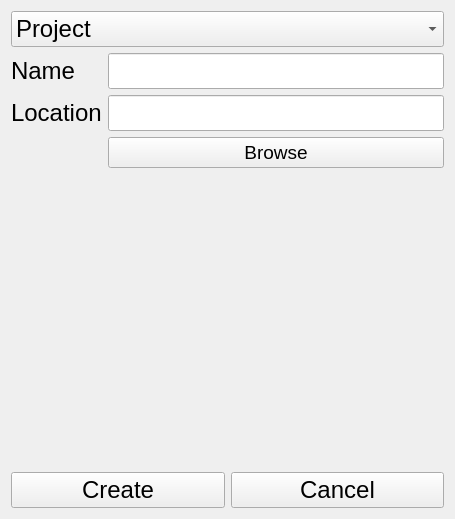
Before: the Qt Designer form Inc/NewDialog.ui in FRC-836/QCP_File_Creator, drawn with Qt 5.
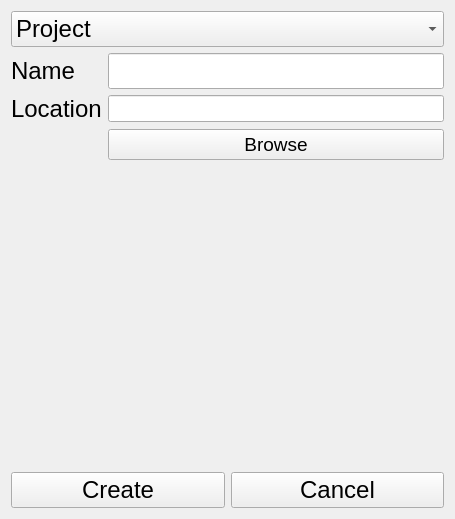
After: the same form once the commit is applied.

Commit message: changed line edit size for location in NewDialog NewDialog now checks file path correctness working on file path normalization and signal emission

Diff of the .ui file:
```diff
--- a/Inc/NewDialog.ui
+++ b/Inc/NewDialog.ui
@@ -79,7 +79,7 @@
       <widget class="QLineEdit" name="lneLocation">
        <property name="font">
         <font>
-         <pointsize>18</pointsize>
+         <pointsize>12</pointsize>
         </font>
        </property>
       </widget>
```
The commit also changes 2 other files.
